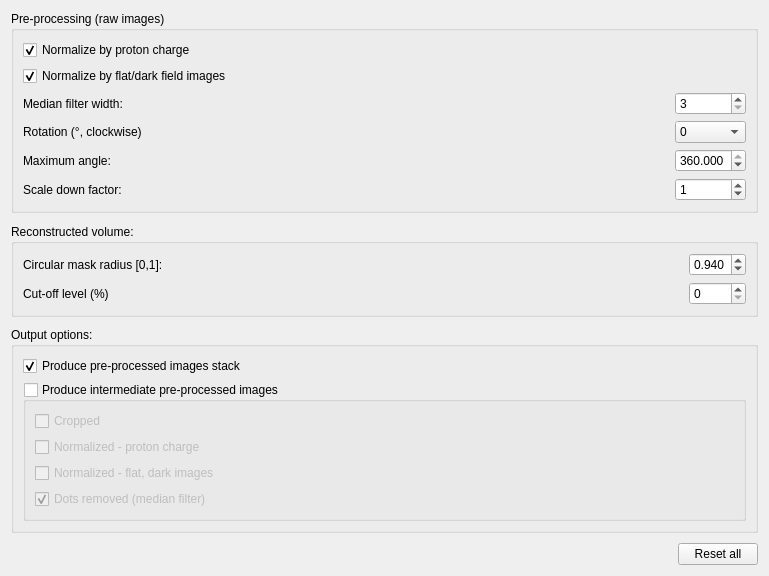
Before: the Qt Designer form MantidQt/CustomInterfaces/inc/MantidQtCustomInterfaces/Tomography/TomographyIfaceQtTabFiltersOptions.ui in mantidproject/mantid, drawn with Qt 5.
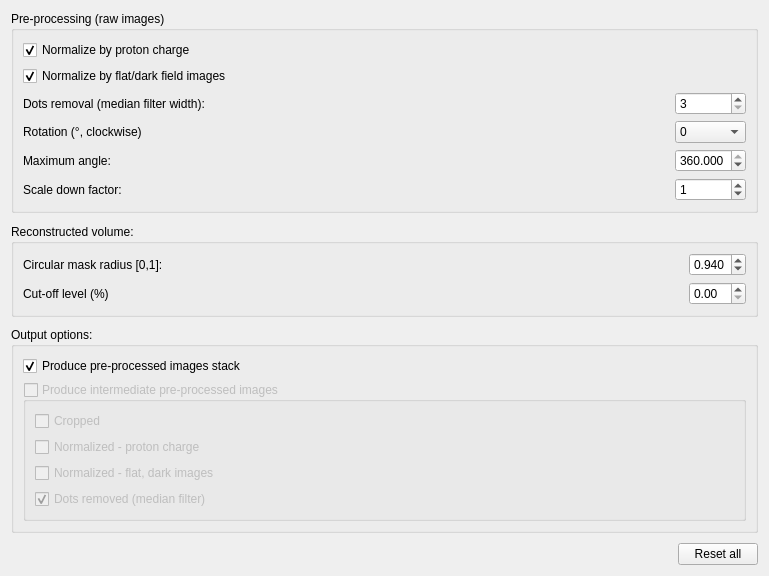
After: the same form once the commit is applied.

Commit message: update widget names, set / get settings from them, re #14384

The edit to the form file:
```diff
--- a/MantidQt/CustomInterfaces/inc/MantidQtCustomInterfaces/Tomography/TomographyIfaceQtTabFiltersOptions.ui
+++ b/MantidQt/CustomInterfaces/inc/MantidQtCustomInterfaces/Tomography/TomographyIfaceQtTabFiltersOptions.ui
@@ -142,7 +142,7 @@
       <item row="3" column="0">
        <widget class="QLabel" name="label">
         <property name="text">
-         <string>Median filter width:</string>
+         <string>Dots removal (median filter width):</string>
         </property>
        </widget>
       </item>
@@ -259,15 +259,9 @@
        </spacer>
       </item>
       <item row="1" column="2">
-       <widget class="QSpinBox" name="spinBox_rotation_4">
-        <property name="minimum">
-         <number>0</number>
-        </property>
-        <property name="maximum">
-         <number>100</number>
-        </property>
-        <property name="value">
-         <number>0</number>
+       <widget class="QDoubleSpinBox" name="doubleSpinBox_post_cutoff">
+        <property name="singleStep">
+         <double>0.010000000000000</double>
         </property>
        </widget>
       </item>
@@ -304,7 +298,10 @@
        </widget>
       </item>
       <item row="1" column="0">
-       <widget class="QGroupBox" name="groupBox_4">
+       <widget class="QGroupBox" name="groupBox_out_intermediate_prep">
+        <property name="enabled">
+         <bool>false</bool>
+        </property>
         <property name="title">
          <string>Produce intermediate pre-processed images</string>
         </property>
```
Left out of the diff: 35 changed lines with no effect on the pictures. The commit also changes 4 other files.
